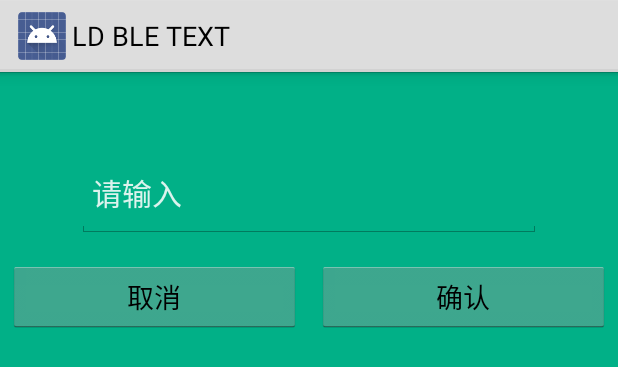
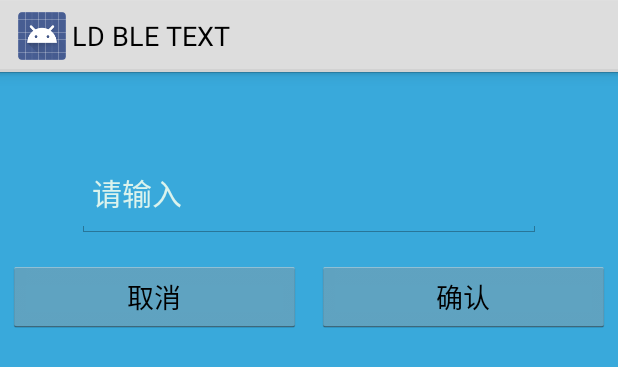
Before and after one commit to zhangsan2016/LD_BLE_TEXT, an Android app: the layout fragment_pwd_dialog2.xml on its own in the app's theme, with its tools: preview values and no code run, on a phone screen of 412 x 824 dp. Shown: the top 367 px of the screen. Run offline under Robolectric (Android 15) with nearby library versions, the light colour scheme and no system bars.

Commit message:
2019年2月19日 10:02:47

```diff
--- a/app/src/main/res/layout/fragment_pwd_dialog2.xml
+++ b/app/src/main/res/layout/fragment_pwd_dialog2.xml
@@ -2,7 +2,7 @@
     xmlns:tools="http://schemas.android.com/tools"
     android:layout_width="match_parent"
     android:layout_height="match_parent"
-    android:background="#01B087">
+    android:background="#39A9DB">
 
     <RelativeLayout
         android:id="@+id/messageLayout"
--- a/app/src/main/res/values/strings.xml
+++ b/app/src/main/res/values/strings.xml
@@ -380,6 +380,7 @@
     <string name="area_read_write_password_changet">修改读写密码</string>
     <string name="error_while_updating_the_tag">更新标签出错!</string>
     <string name="enter_configuration_pwd">输入配置密码</string>
+    <string name="enter_configuration_pwd2" >初始化nfc设备，输入配置密码</string>
 
 
 </resources>
```
Also changed, not shown: app/src/main/java/example/ldgd/com/checknfc/generic/ST25DVActivity.java (+7 -4 lines).
